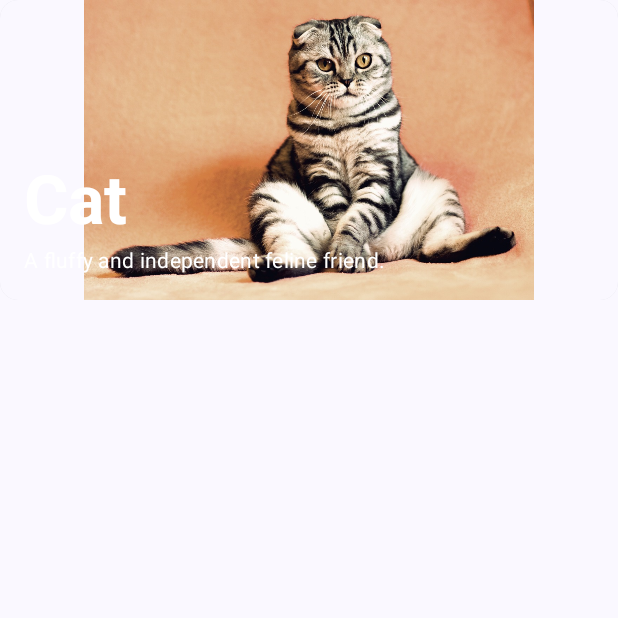
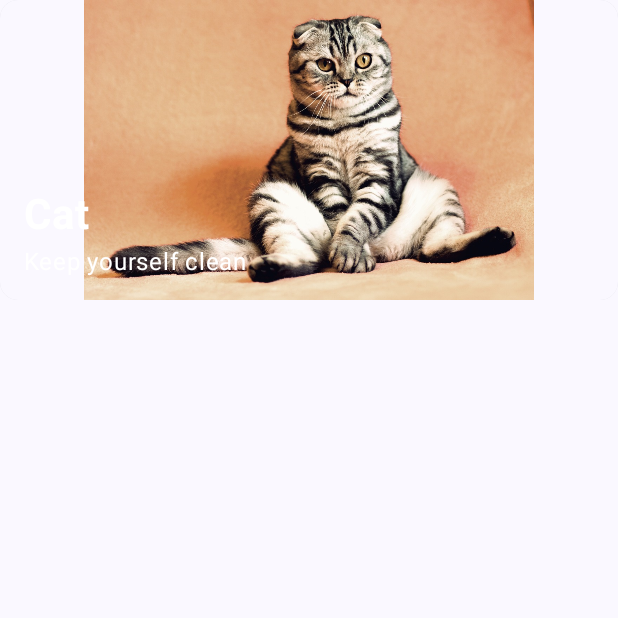
Before and after one commit to ng1417/Seven-Days, an Android app built with Jetpack Compose: the composable AnimalCard called with sample values from the repository, on a phone screen of 412 x 824 dp, the top half of it. Run offline under Robolectric (Android 15) with nearby library versions, the phone set to English and light mode, and no system bars.

```diff
--- a/app/src/main/java/com/example/sevendaysof/MainActivity.kt
+++ b/app/src/main/java/com/example/sevendaysof/MainActivity.kt
@@ -13,10 +13,15 @@ import androidx.compose.ui.tooling.preview.Preview
 import com.example.sevendaysof.ui.theme.SevenDaysOfTheme
 import androidx.compose.foundation.Image
 import androidx.compose.foundation.background
+import androidx.compose.foundation.clickable
 import androidx.compose.foundation.layout.*
 import androidx.compose.foundation.lazy.LazyColumn
 import androidx.compose.foundation.lazy.items
 import androidx.compose.material3.*
+import androidx.compose.runtime.getValue
+import androidx.compose.runtime.mutableStateOf
+import androidx.compose.runtime.remember
+import androidx.compose.runtime.setValue
 import androidx.compose.ui.draw.clip
 import androidx.compose.ui.graphics.Color
 import androidx.compose.ui.platform.LocalContext
@@ -63,7 +68,6 @@ fun AnimalList() {
 @OptIn(ExperimentalMaterial3Api::class)
 @Composable
 fun AnimalCard(animal: Animal) {
-    val context = LocalContext.current
 
     Card(
         modifier = Modifier
@@ -90,24 +94,27 @@ fun AnimalCard(animal: Animal) {
                     .padding(16.dp),
                 verticalArrangement = Arrangement.Bottom
             ) {
+                // Display the name from the resource ID
                 Text(
-                    text = stringResource(animal.name),
+                    text = stringResource(id = animal.nameResourceId),
                     color = Color.White,
                     fontWeight = FontWeight.Bold,
-                    style = MaterialTheme.typography.displayMedium
+                    style = MaterialTheme.typography.headlineMedium
                 )
 
                 Spacer(modifier = Modifier.height(4.dp))
 
+                // Display the tip
                 Text(
-                    text = stringResource(animal.descriptionResourceId),
+                    text = stringResource(id = animal.tipResourceId),
                     color = Color.White,
-                    style = MaterialTheme.typography.bodyMedium
+                    style = MaterialTheme.typography.bodyLarge
                 )
             }
         }
     }
 }
+
 
 @Preview(showBackground = true)
 @Composable
@@ -117,12 +124,11 @@ fun AnimalListPreview() {
         AnimalList()
     }
 }
-/*
+
 @Preview(showBackground = true)
 @Composable
 fun AnimalCardPreview() {
     SevenDaysOfTheme  {
-        AnimalCard(R.string.cat = "cat")
+        AnimalCard(Animal(R.string.cat, R.drawable.guineapig, R.string.cat_tip))
     }
 }
-*/
--- a/app/src/main/res/values/strings.xml
+++ b/app/src/main/res/values/strings.xml
@@ -1,3 +1,4 @@
+<?xml version="1.0" encoding="utf-8"?>
 <resources>
     <string name="app_name">Seven Days Of</string>
     <!-- Dummy data for animals -->
@@ -10,15 +11,15 @@
     <string name="red_panda">Red Panda</string>
     <string name="squirrel">Squirrel</string>
 
-        <!-- Dummy data for animal descriptions -->
-        <string name="cat_description">A fluffy and independent feline friend.</string>
-        <string name="guineapig_description">A small, sociable rodent with a distinctive appearance.</string>
-        <string name="hedgehog_description">A cute and spiky creature with a love for insects.</string>
-        <string name="owl_description">A wise bird of prey with nocturnal habits.</string>
-        <string name="pug_description">A charming and playful small dog breed.</string>
-        <string name="rabbit_description">A gentle herbivore known for its long ears and hopping gait.</string>
-        <string name="red_panda_description">A cute, bamboo-loving mammal with a reddish-brown coat.</string>
-        <string name="squirrel_description">A nimble and bushy-tailed rodent often found in trees.</string>
+    <!-- Dummy tips for animals -->
+    <string name="cat_tip">Keep yourself clean</string>
+    <string name="guineapig_tip">Enjoy a variety of vegetables</string>
+    <string name="hedgehog_tip">Roll into a ball when scared</string>
+    <string name="owl_tip">Fly silently</string>
+    <string name="pug_tip">Embrace your wrinkles</string>
+    <string name="rabbit_tip">Chew on hay for healthy teeth</string>
+    <string name="red_panda_tip">Climb trees with agility</string>
+    <string name="squirrel_tip">Collect and store nuts</string>
 
 
 </resources>
```
Also changed, not shown: app/src/main/java/com/example/sevendaysof/data/Animal.kt (+10 -11 lines). Lines whose indentation alone changed are shown as unchanged.
